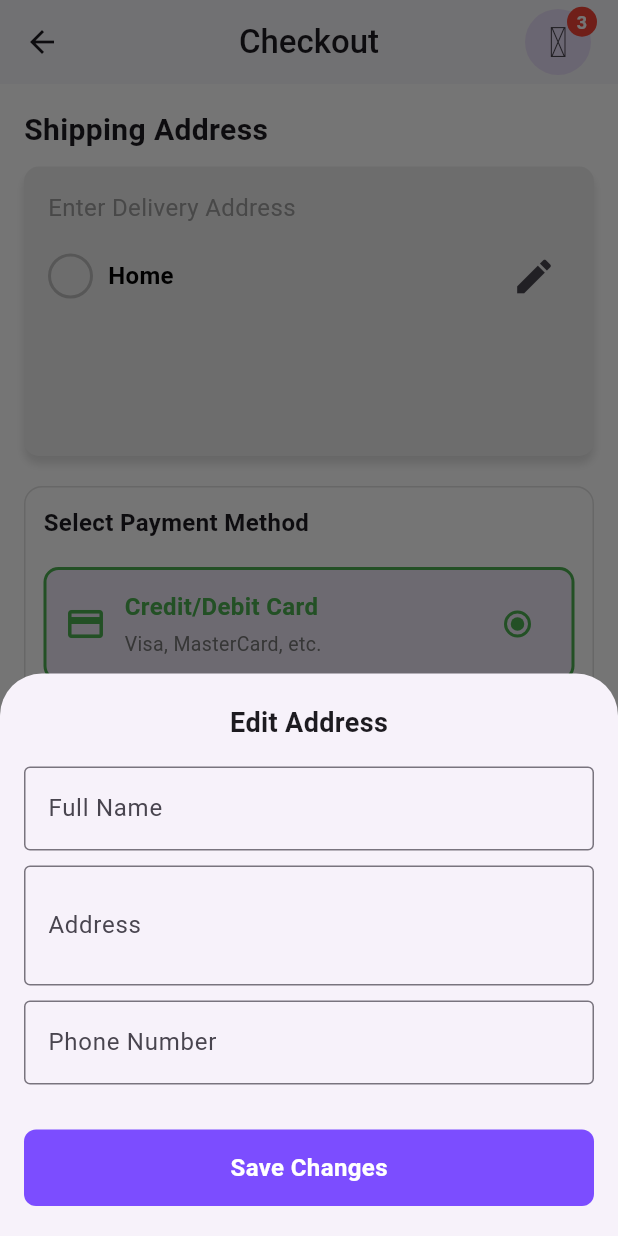
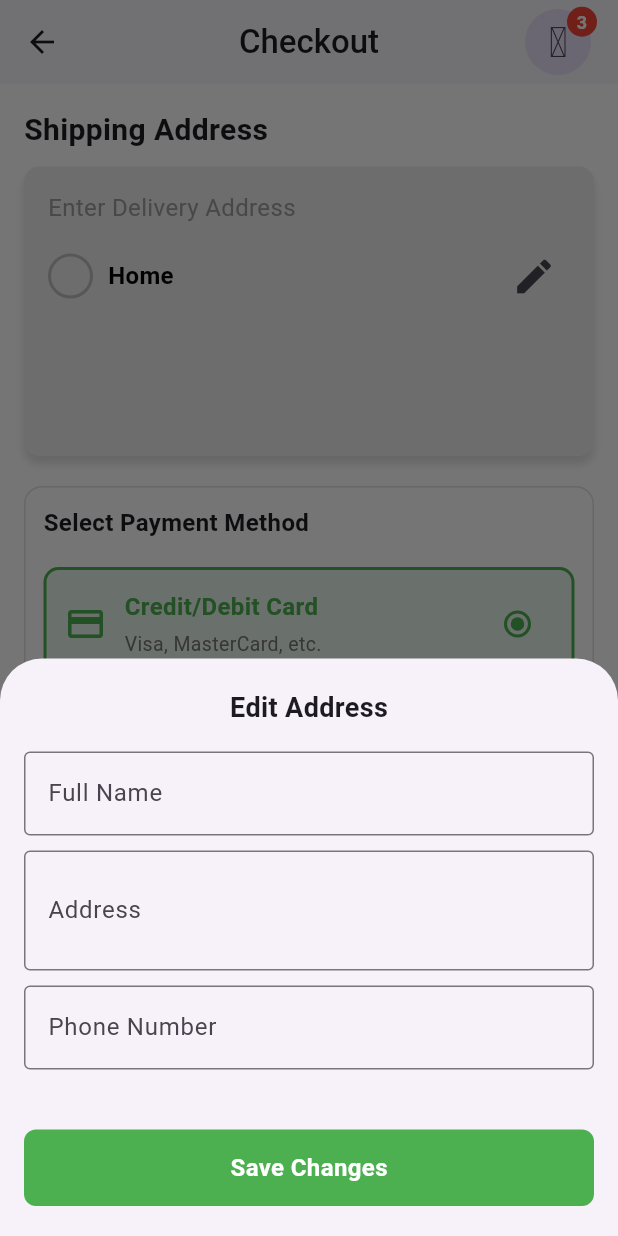
Before and after one commit to JoelBlessAddo/salonika, a Flutter app: the Checkout screen opened directly, after a tap on the "edit" icon, on a phone screen of 412 x 824 dp. Run offline on Flutter 3.47's test engine with Material 3 defaults, Android fonts, the phone set to English and light mode, and no system bars; our stand-ins replace iconly, image_picker.

Commit message:
Fix:check-out page done now

```diff
--- a/lib/screens/check_out_page.dart
+++ b/lib/screens/check_out_page.dart
@@ -37,7 +37,7 @@ class _CheckoutState extends State<Checkout> {
               clipBehavior: Clip.none,
               children: [
                 IconButton.filledTonal(
-                  icon: Icon(IconlyBroken.bag, size: 28),
+                  icon: const Icon(IconlyBroken.bag, size: 28),
                   onPressed: () {},
                 ),
                 Positioned(
@@ -45,7 +45,7 @@ class _CheckoutState extends State<Checkout> {
                   top: -2,
                   child: Container(
                     padding: const EdgeInsets.all(4),
-                    decoration: BoxDecoration(
+                    decoration: const BoxDecoration(
                       color: Colors.red,
                       shape: BoxShape.circle,
                     ),
@@ -70,7 +70,6 @@ class _CheckoutState extends State<Checkout> {
         ],
       ),
       body: SingleChildScrollView(
-        child: Padding(
         padding: const EdgeInsets.all(16.0),
         child: Column(
           crossAxisAlignment: CrossAxisAlignment.start,
@@ -178,7 +177,7 @@ class _CheckoutState extends State<Checkout> {
                   const SizedBox(height: 5),
                   Text(
                     phoneController.text,
-                      style: TextStyle(fontSize: 14, color: Colors.black),
+                    style: const TextStyle(fontSize: 14, color: Colors.black),
                   ),
                 ],
               ),
@@ -186,64 +185,75 @@ class _CheckoutState extends State<Checkout> {
             const SizedBox(height: 20),
             PaymentMethodSelector(
               initialMethod: PaymentMethod.creditCard,
-                onChanged: (method) {
-                  // Save selected payment method or update state
-                },
+              onChanged: (method) {},
             ),
-              const SizedBox(height: 20),
-              const Text(
-                "Order Summary",
-                style: TextStyle(fontSize: 20, fontWeight: FontWeight.bold),
+            const SizedBox(height: 80),
+          ],
         ),
-              const SizedBox(height: 10),
-              Container(
-                width: double.infinity,
-                padding: const EdgeInsets.all(16.0),
+      ),
+      bottomNavigationBar: Container(
+        padding: const EdgeInsets.all(16),
         decoration: BoxDecoration(
-                  color: Colors.grey.shade200,
-                  borderRadius: BorderRadius.circular(10),
+          color: Colors.white,
           boxShadow: [
             BoxShadow(
               color: Colors.black12,
-                      blurRadius: 4,
-                      offset: const Offset(0, 5),
+              blurRadius: 6,
+              offset: const Offset(0, -2),
             ),
           ],
         ),
         child: Column(
+          mainAxisSize: MainAxisSize.min,
           crossAxisAlignment: CrossAxisAlignment.start,
           children: [
             const Text(
-                      "Items in Cart",
-                      style: TextStyle(fontSize: 16, color: Colors.grey),
+              "Order Summary",
+              style: TextStyle(fontSize: 18, fontWeight: FontWeight.bold),
             ),
             const SizedBox(height: 10),
-                    // Here you would typically list the items in the cart
-                    // For demonstration, we will use a placeholder
-                    const Text(
-                      "1x Product Name - \$20.00",
-                      style: TextStyle(fontSize: 16, color: Colors.black),
-                    ),
-                    const SizedBox(height: 5),
-                    const Text(
-                      "2x Another Product - \$30.00",
-                      style: TextStyle(fontSize: 16, color: Colors.black),
-                    ),
-                    const SizedBox(height: 10),
-                    const Divider(),
             Row(
               mainAxisAlignment: MainAxisAlignment.spaceBetween,
-                      children: [
-                        const Text("Total", style: TextStyle(fontSize: 16)),
-                        const Text("\$50.00", style: TextStyle(fontSize: 16)),
+              children: const [
+                Text("1x Product Name", style: TextStyle(color: Colors.grey)),
+                Text("₵ 20.00", style: TextStyle(fontWeight: FontWeight.w600)),
               ],
             ),
-                    const SizedBox(height: 10),
-                    ElevatedButton(
+            const SizedBox(height: 4),
+            Row(
+              mainAxisAlignment: MainAxisAlignment.spaceBetween,
+              children: const [
+                Text(
+                  "2x Another Product",
+                  style: TextStyle(color: Colors.grey),
+                ),
+                Text("₵ 30.00", style: TextStyle(fontWeight: FontWeight.w600)),
+              ],
+            ),
+            const Divider(height: 20, thickness: 1),
+            Row(
+              mainAxisAlignment: MainAxisAlignment.spaceBetween,
+              children: const [
+                Text(
+                  "Total",
+                  style: TextStyle(fontSize: 16, fontWeight: FontWeight.bold),
+                ),
+                Text(
+                  "Ghc 50.00",
+                  style: TextStyle(fontSize: 16, fontWeight: FontWeight.bold),
+                ),
+              ],
+            ),
+            const SizedBox(height: 12),
+            SizedBox(
+              width: double.infinity,
+              child: ElevatedButton(
                 onPressed: () {
-                        // Handle order confirmation
                   ScaffoldMessenger.of(context).showSnackBar(
-                          const SnackBar(content: Text("Order Confirmed!")),
+                    const SnackBar(
+                      backgroundColor: Colors.green,
+                      content: Text("Order Confirmed!"),
+                    ),
                   );
                 },
                 style: ElevatedButton.styleFrom(
@@ -254,17 +264,14 @@ class _CheckoutState extends State<Checkout> {
                   ),
                 ),
                 child: const Text(
-                        "Confirm Order",
+                  "Place Order",
                   style: TextStyle(color: Colors.white, fontSize: 16),
+                ),
               ),
             ),
           ],
         ),
       ),
-            ],
-          ),
-        ),
-      ),
     );
   }
 }
--- a/lib/utils/payment_method_selector.dart
+++ b/lib/utils/payment_method_selector.dart
@@ -99,7 +99,7 @@ class _PaymentOptionTile extends StatelessWidget {
         margin: const EdgeInsets.symmetric(vertical: 6),
         padding: const EdgeInsets.all(12),
         decoration: BoxDecoration(
-          color: isSelected ? Colors.deepPurple.shade50 : Colors.white,
+          color: isSelected ? Colors.green.shade50 : Colors.white,
           border: Border.all(
             color: isSelected ? Colors.green : Colors.grey.shade300,
             width: 2,
--- a/lib/widgets/edit_address_bottomsheet.dart
+++ b/lib/widgets/edit_address_bottomsheet.dart
@@ -56,14 +56,14 @@ class EditAddressBottomSheet extends StatelessWidget {
             ),
             keyboardType: TextInputType.phone,
           ),
-          const SizedBox(height: 30),
+          const SizedBox(height: 40),
           GestureDetector(
             onTap: onSave,
             child: Container(
               width: double.infinity,
               padding: const EdgeInsets.symmetric(vertical: 14),
               decoration: BoxDecoration(
-                color: Colors.deepPurpleAccent,
+                color: Colors.green,
                 borderRadius: BorderRadius.circular(8),
               ),
               alignment: Alignment.center,
```
Lines whose indentation alone changed are shown as unchanged.
